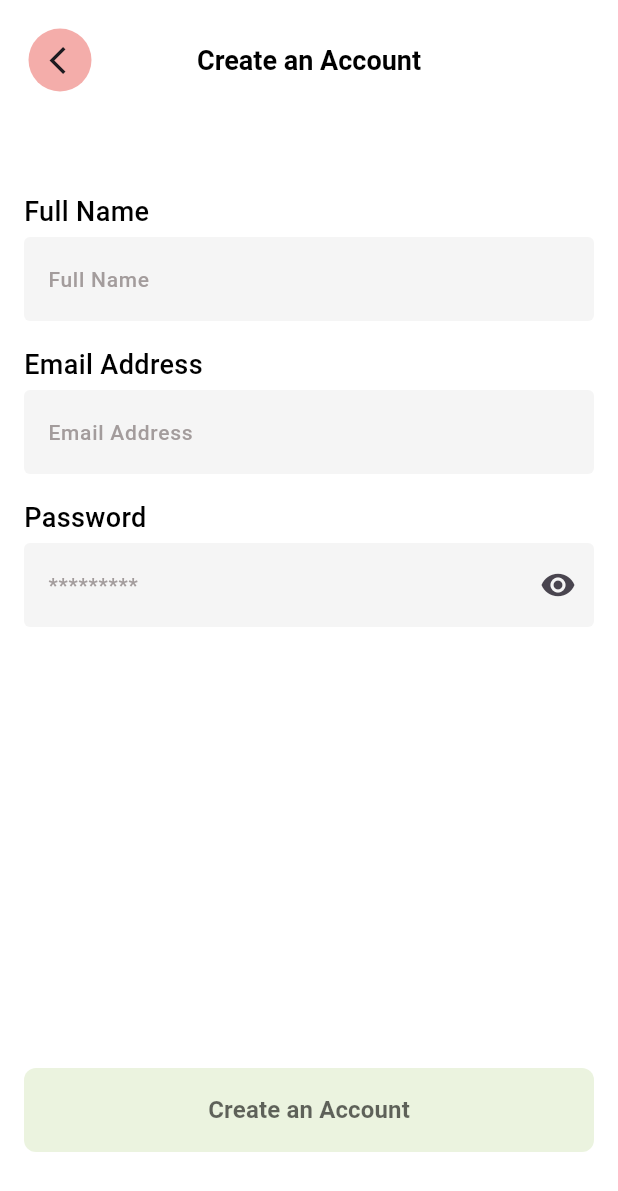
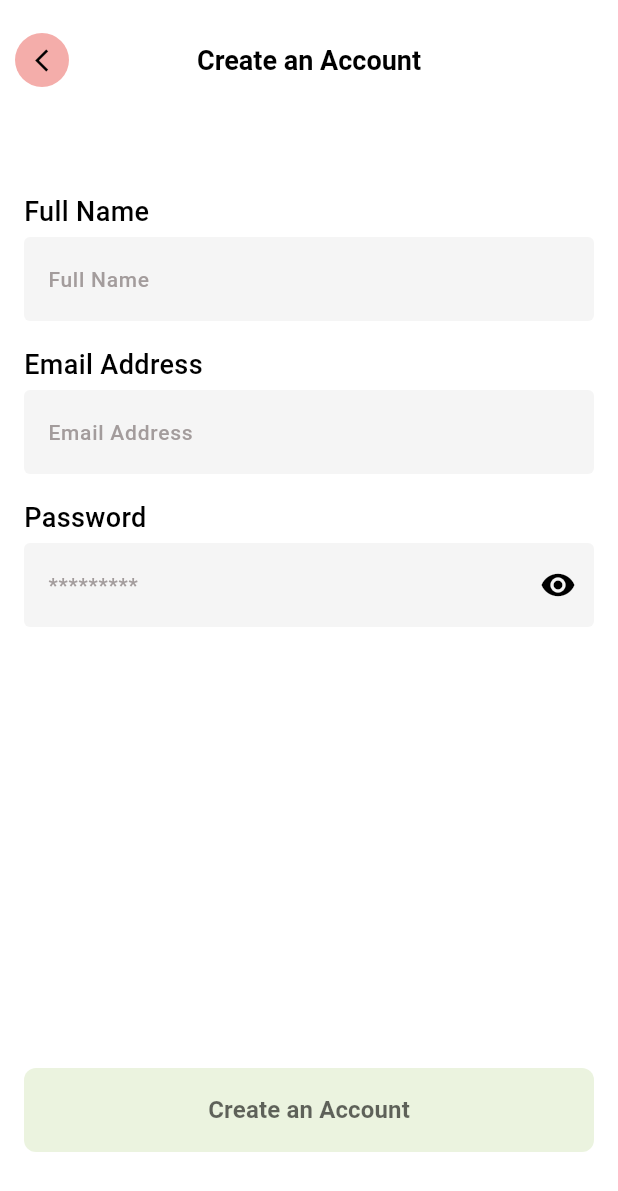
Before and after one commit to ReemNawaf/booky, a Flutter app: the SignUpView screen opened directly, on a phone screen of 412 x 824 dp. Shown: the top 1191 px of the screen. Run offline on Flutter 3.47's test engine with Material 3 defaults, Android fonts, the phone set to English and light mode, and no system bars; our stand-ins replace firebase_auth, firebase_core, flutter_bloc, loading_indicator; accounts and stored records are empty; generated files the repository leaves out were written again.

Commit message:
blocs edits

```diff
--- /dev/null
+++ b/booky_project/l10n.yaml
@@ -0,0 +1,3 @@
+arb-dir: lib/l10n
+template-arb-file: app_en.arb
+output-localization-file: app_localizations.dart
--- a/booky_project/lib/auth/views/signup_view.dart
+++ b/booky_project/lib/auth/views/signup_view.dart
@@ -1,11 +1,10 @@
-import 'dart:async';
 import 'package:booky_project/home/book_search_screen.dart';
 import 'package:flutter/material.dart';
 import 'package:firebase_auth/firebase_auth.dart';
 import 'package:loading_indicator/loading_indicator.dart';
 import 'package:booky_project/styles/app_styles.dart';
 import 'package:booky_project/widgets/primary_button.dart';
-import 'package:booky_project/styles/my_icons.dart';
+import 'package:flutter_gen/gen_l10n/app_localizations.dart';
 
 class SignUpView extends StatefulWidget {
   const SignUpView({super.key});
@@ -41,35 +40,34 @@ class _SignUpViewState extends State<SignUpView> {
       onTap: () => FocusManager.instance.primaryFocus?.unfocus(),
       child: Scaffold(
         //TODO: change the background color based on device mode
-        backgroundColor: AppColors.backgroundColorLight,
         appBar: AppBar(
-          backgroundColor: AppColors.backgroundColorLight,
           automaticallyImplyLeading: false,
           toolbarHeight: 80,
-          leadingWidth: 80,
-          leading: IconButton(
-            style: ButtonStyle(
-              overlayColor: MaterialStateProperty.all(Colors.white30),
-              elevation: MaterialStateProperty.all(0),
-              padding: MaterialStateProperty.all(const EdgeInsets.only(
-                  left: 14, right: 6, top: 10, bottom: 10)),
-              backgroundColor: MaterialStateProperty.all(
-                AppColors.secondaryColor,
+          leading: Padding(
+            padding: const EdgeInsets.all(10),
+            child: Container(
+              width: 40,
+              height: 40,
+              decoration: const BoxDecoration(
+                shape: BoxShape.circle,
+                color: AppColors.secondaryColor,
               ),
-              shape: MaterialStateProperty.all(
-                RoundedRectangleBorder(
-                  borderRadius: BorderRadius.circular(50),
+              child: IconButton(
+                icon: const Icon(
+                  Icons.arrow_back_ios_sharp,
+                  size: 18,
                 ),
+                iconSize: 25,
+                onPressed: () {
+                  Navigator.pop(context);
+                },
               ),
             ),
-            icon: const Icon(Icons.arrow_back_ios, size: 22),
-            onPressed: () => Navigator.pop(context),
           ),
-          title: const Text(
-            "Create an Account",
+          title: Text(
+            AppLocalizations.of(context)!.createAccount,
             textAlign: TextAlign.center,
-            style: TextStyle(
-              color: AppColors.textColorLight,
+            style: const TextStyle(
               fontSize: 18,
               fontWeight: FontWeight.w700,
             ),
@@ -108,15 +106,15 @@ class _SignUpViewState extends State<SignUpView> {
                           ),
                         ),
                       ] else ...[
-                        _title("Full Name"),
+                        _title(AppLocalizations.of(context)!.fullName),
                         const SizedBox(height: 4),
                         _buildName(),
                         const SizedBox(height: 16),
-                        _title("Email Address"),
+                        _title(AppLocalizations.of(context)!.email),
                         const SizedBox(height: 4),
                         _buildEmail(),
                         const SizedBox(height: 16),
-                        _title("Password"),
+                        _title(AppLocalizations.of(context)!.password),
                         const SizedBox(height: 4),
                         _buildPassword(),
                         const SizedBox(height: 16),
@@ -142,7 +140,7 @@ class _SignUpViewState extends State<SignUpView> {
                           children: [
                             //TODO: localize text
                             PrimaryButton(
-                              text: "Create an Account",
+                              text: AppLocalizations.of(context)!.createAccount,
                               onPressed: (_formKey.currentState != null &&
                                           _formKey.currentState!.validate()) &&
                                       _isValid
@@ -160,12 +158,10 @@ class _SignUpViewState extends State<SignUpView> {
     );
   }
 
-  //TODO: localize text
   Widget _title(String title) {
     return Text(
       title,
       style: const TextStyle(
-        color: AppColors.textColorLight,
         fontSize: 18,
         fontWeight: FontWeight.w500,
       ),
@@ -179,7 +175,7 @@ class _SignUpViewState extends State<SignUpView> {
       validator: (value) {
         if (value!.isEmpty) {
           //TODO: localize text
-          return "Name cannot be empty";
+          return AppLocalizations.of(context)!.nameError;
         }
         return null;
       },
@@ -188,30 +184,29 @@ class _SignUpViewState extends State<SignUpView> {
       textInputAction: TextInputAction.next,
       onEditingComplete: () =>
           FocusScope.of(context).requestFocus(_emailFocusNode),
-      decoration: const InputDecoration(
-        border: OutlineInputBorder(),
-        filled: true,
-        errorBorder: OutlineInputBorder(
+      decoration: InputDecoration(
+        border: const OutlineInputBorder(),
+
+        errorBorder: const OutlineInputBorder(
           borderSide: BorderSide(color: AppColors.errorColor),
         ),
         focusColor: AppColors.secondaryColor,
-        enabledBorder: OutlineInputBorder(
+        enabledBorder: const OutlineInputBorder(
           borderSide: BorderSide(color: Colors.transparent),
         ),
-        focusedErrorBorder: OutlineInputBorder(
+        focusedErrorBorder: const OutlineInputBorder(
           borderSide: BorderSide(color: AppColors.errorColor),
         ),
         //TODO: localize text
-        hintText: "Full Name",
-        hintStyle: TextStyle(
+        hintText: AppLocalizations.of(context)!.fullName,
+        hintStyle: const TextStyle(
           color: AppColors.subTitle,
           fontSize: 14,
           fontWeight: FontWeight.w500,
         ),
-        focusedBorder: OutlineInputBorder(
+        focusedBorder: const OutlineInputBorder(
           borderSide: BorderSide(color: AppColors.secondaryColor),
         ),
-        fillColor: AppColors.inputBackgroundColorLight,
       ),
       onSaved: (value) {
         _nameController.text = value!;
@@ -226,7 +221,7 @@ class _SignUpViewState extends State<SignUpView> {
       validator: (value) {
         if (value!.isEmpty || !value.contains("@")) {
           //TODO: localize text
-          return "Please enter a valid email";
+          return AppLocalizations.of(context)!.emaileError;
         }
         return null;
       },
@@ -236,31 +231,29 @@ class _SignUpViewState extends State<SignUpView> {
       focusNode: _emailFocusNode,
       onEditingComplete: () =>
           FocusScope.of(context).requestFocus(_passwordFocusNode),
-      decoration: const InputDecoration(
-        border: OutlineInputBorder(),
-        filled: true,
-        errorStyle: TextStyle(color: AppColors.errorColor, fontSize: 14),
-        errorBorder: OutlineInputBorder(
+      decoration: InputDecoration(
+        border: const OutlineInputBorder(),
+        errorStyle: const TextStyle(color: AppColors.errorColor, fontSize: 14),
+        errorBorder: const OutlineInputBorder(
           borderSide: BorderSide(color: AppColors.errorColor),
         ),
         focusColor: AppColors.secondaryColor,
-        enabledBorder: OutlineInputBorder(
+        enabledBorder: const OutlineInputBorder(
           borderSide: BorderSide(color: Colors.transparent),
         ),
-        focusedErrorBorder: OutlineInputBorder(
+        focusedErrorBorder: const OutlineInputBorder(
           borderSide: BorderSide(color: AppColors.errorColor),
         ),
         //TODO: localize text
-        hintText: "Email Address",
-        hintStyle: TextStyle(
+        hintText: AppLocalizations.of(context)!.email,
+        hintStyle: const TextStyle(
           color: AppColors.subTitle,
           fontSize: 14,
           fontWeight: FontWeight.w500,
         ),
-        focusedBorder: OutlineInputBorder(
+        focusedBorder: const OutlineInputBorder(
           borderSide: BorderSide(color: AppColors.secondaryColor),
         ),
-        fillColor: AppColors.inputBackgroundColorLight,
       ),
       onSaved: (value) {
         _emailController.text = value!;
@@ -275,7 +268,7 @@ class _SignUpViewState extends State<SignUpView> {
       validator: (value) {
         if (value!.isEmpty) {
           //TODO: localize text
-          return "Please enter a valid password";
+          return AppLocalizations.of(context)!.passwordError;
         }
         return null;
       },
@@ -284,7 +277,6 @@ class _SignUpViewState extends State<SignUpView> {
       focusNode: _passwordFocusNode,
       decoration: InputDecoration(
         border: const OutlineInputBorder(),
-        filled: true,
         errorStyle: const TextStyle(color: AppColors.errorColor, fontSize: 14),
         errorBorder: const OutlineInputBorder(
           borderSide: BorderSide(color: AppColors.errorColor),
@@ -310,7 +302,6 @@ class _SignUpViewState extends State<SignUpView> {
         focusedBorder: const OutlineInputBorder(
           borderSide: BorderSide(color: AppColors.secondaryColor),
         ),
-        fillColor: AppColors.inputBackgroundColorLight,
         hintText: "*********",
         hintStyle: const TextStyle(
           color: AppColors.subTitle,
@@ -352,7 +343,6 @@ class _SignUpViewState extends State<SignUpView> {
                   'You have successfully created your account! 🥳',
                   style: TextStyle(
                     fontSize: 12,
-                    color: AppColors.textColorLight,
                   ),
                 ),
               ),
--- /dev/null
+++ b/booky_project/lib/bloc/locale_bloc/locale_event.dart
@@ -0,0 +1,7 @@
+part of 'locale_bloc.dart';
+
+class ChangeLocaleEvent {
+  final bool isEnglish;
+
+  ChangeLocaleEvent(this.isEnglish);
+}
--- /dev/null
+++ b/booky_project/lib/bloc/locale_bloc/locale_state.dart
@@ -0,0 +1,7 @@
+part of 'locale_bloc.dart';
+
+final class LocaleUpdatedState {
+  final Locale locale;
+
+  LocaleUpdatedState(this.locale);
+}
--- /dev/null
+++ b/booky_project/lib/bloc/theme_bloc/theme_event.dart
@@ -0,0 +1,7 @@
+part of 'theme_bloc.dart';
+
+final class ChangeThemeEvent {
+  final bool isDark;
+
+  ChangeThemeEvent(this.isDark);
+}
--- /dev/null
+++ b/booky_project/lib/bloc/theme_bloc/theme_state.dart
@@ -0,0 +1,7 @@
+part of 'theme_bloc.dart';
+
+final class ThemeUpdatedState {
+  final ThemeData themeData;
+
+  ThemeUpdatedState(this.themeData);
+}
--- a/booky_project/lib/widgets/primary_button.dart
+++ b/booky_project/lib/widgets/primary_button.dart
@@ -3,16 +3,17 @@ import 'package:flutter/material.dart';
 
 class PrimaryButton extends StatefulWidget {
   const PrimaryButton({
-    Key? key,
+    super.key,
     this.text,
     this.child,
     this.onPressed,
-    this.hasBackground=true,
-  }) : super(key: key);
+    this.hasBackground = true,
+  });
 
   /// Text of type String is required for this widget to display the text of the button
   final String? text;
   final Widget? child;
+
   /// A VoidCallback function to identify the functionality of the button. can be either null or () {}
   final VoidCallback? onPressed;
   final bool hasBackground;
@@ -24,9 +25,9 @@ class PrimaryButton extends StatefulWidget {
 class _PrimaryButtonState extends State<PrimaryButton> {
   @override
   Widget build(BuildContext context) {
-    var buttonHeight =56.0;
+    var buttonHeight = 56.0;
     return SizedBox(
-        width:  double.infinity ,
+      width: double.infinity,
       height: buttonHeight,
       child: _getButton(context),
     );
@@ -34,7 +35,7 @@ return SizedBox(
 
   ElevatedButton _getButton(BuildContext context) {
     //TODO: change the background color based on device mode
-    var color =AppColors.textColorLight;
+    var color = AppColors.textColorLight;
     Widget buildChild() {
       return Padding(
         padding: EdgeInsets.zero,
@@ -72,35 +73,32 @@ return SizedBox(
 
     return ElevatedButton(
       onPressed: widget.onPressed,
-
       style: ButtonStyle(
         overlayColor: MaterialStateProperty.all(Colors.white30),
         elevation: MaterialStateProperty.all(0),
         padding: MaterialStateProperty.all(EdgeInsets.zero),
-        backgroundColor:widget.hasBackground? MaterialStateProperty.all(widget.onPressed != null
+        backgroundColor: widget.hasBackground
+            ? MaterialStateProperty.all(widget.onPressed != null
                 ? AppColors.primaryColor
-            : AppColors.primaryColor.withOpacity(0.4)):MaterialStateProperty.all(Colors.white),
+                : AppColors.primaryColor.withOpacity(0.4))
+            : MaterialStateProperty.all(Colors.white),
         shape: MaterialStateProperty.all(
           RoundedRectangleBorder(
               borderRadius: BorderRadius.circular(8),
-            side: BorderSide(color: widget.hasBackground?Colors.transparent:AppColors.primaryColor)
-          ),
-
-
+              side: BorderSide(
+                  color: widget.hasBackground
+                      ? Colors.transparent
+                      : AppColors.primaryColor)),
         ),
       ),
       child: Ink(
-        width: double.infinity ,
+        width: double.infinity,
         height: double.infinity,
         decoration: BoxDecoration(
           border: Border.all(color: Colors.transparent),
           borderRadius: BorderRadius.circular(8),
         ),
-        child: Center(
-          widthFactor: 1,
-          heightFactor: 1,
-          child: textWidget
-        ),
+        child: Center(widthFactor: 1, heightFactor: 1, child: textWidget),
       ),
     );
   }
```
Also changed, not shown: booky_project/lib/auth/views/splash_view.dart (+32 -11 lines), booky_project/lib/bloc/locale_bloc/locale_bloc.dart (added, +17 -0 lines), booky_project/lib/bloc/theme_bloc/theme_bloc.dart (added, +18 -0 lines), booky_project/lib/home/book_details_screen.dart (+4 -5 lines), booky_project/lib/home/book_search_screen.dart (+48 -24 lines), booky_project/lib/main.dart (+33 -10 lines), booky_project/lib/settings/views/settings_view.dart (+30 -14 lines), booky_project/lib/styles/my_icons.dart (deleted, +0 -19 lines), booky_project/pubspec.yaml (+5 -5 lines), booky_project/assets/icons/MyIcons.ttf (deleted), booky_project/pubspec.lock, 9 other files. Lines whose indentation alone changed are shown as unchanged.
